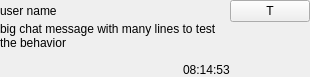
Before: the Qt Designer form src/Common/gui/ChatMessagePanel.ui in elieserdejesus/JamTaba, drawn with Qt 5.
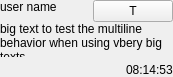
After: the same form once the commit is applied.

Commit message:
Moving chat manual test to tests/manual
improving chat messages layout

fixing

Chat layout backing to rectangle

Diff of the .ui file:
```diff
--- a/src/Common/gui/ChatMessagePanel.ui
+++ b/src/Common/gui/ChatMessagePanel.ui
@@ -6,7 +6,7 @@
    <rect>
     <x>0</x>
     <y>0</y>
-    <width>310</width>
+    <width>173</width>
     <height>77</height>
    </rect>
   </property>
@@ -19,10 +19,10 @@
   <property name="windowTitle">
    <string notr="true"/>
   </property>
-  <property name="autoFillBackground">
-   <bool>false</bool>
-  </property>
-  <layout class="QGridLayout" name="gridLayout">
+  <layout class="QVBoxLayout" name="verticalLayout" stretch="0,1,0">
+   <property name="spacing">
+    <number>0</number>
+   </property>
    <property name="sizeConstraint">
     <enum>QLayout::SetDefaultConstraint</enum>
    </property>
@@ -38,92 +38,13 @@
    <property name="bottomMargin">
     <number>0</number>
    </property>
-   <property name="spacing">
-    <number>0</number>
-   </property>
-   <item row="1" column="0">
-    <layout class="QHBoxLayout" name="horizontalLayout" stretch="0">
-     <property name="spacing">
-      <number>0</number>
-     </property>
      <item>
-      <widget class="QWidget" name="messageContent" native="true">
-       <property name="sizePolicy">
-        <sizepolicy hsizetype="Preferred" vsizetype="Preferred">
-         <horstretch>1</horstretch>
-         <verstretch>1</verstretch>
-        </sizepolicy>
-       </property>
-       <layout class="QVBoxLayout" name="verticalLayout_2" stretch="1,0">
-        <property name="spacing">
-         <number>0</number>
-        </property>
-        <property name="leftMargin">
-         <number>0</number>
-        </property>
-        <property name="topMargin">
-         <number>0</number>
-        </property>
-        <property name="rightMargin">
-         <number>0</number>
-        </property>
-        <property name="bottomMargin">
-         <number>0</number>
-        </property>
+    <layout class="QHBoxLayout" name="horizontalLayout_2">
         <item>
-         <widget class="QLabel" name="labelMessage">
-          <property name="sizePolicy">
-           <sizepolicy hsizetype="Preferred" vsizetype="Preferred">
-            <horstretch>1</horstretch>
-            <verstretch>1</verstretch>
-           </sizepolicy>
-          </property>
-          <property name="text">
-           <string notr="true">big chat message with many lines to test the behavior</string>
-          </property>
-          <property name="textFormat">
-           <enum>Qt::RichText</enum>
-          </property>
-          <property name="scaledContents">
-           <bool>false</bool>
-          </property>
-          <property name="alignment">
-           <set>Qt::AlignLeading|Qt::AlignLeft|Qt::AlignTop</set>
-          </property>
-          <property name="wordWrap">
-           <bool>true</bool>
-          </property>
-          <property name="openExternalLinks">
-           <bool>true</bool>
-          </property>
-          <property name="textInteractionFlags">
-           <set>Qt::LinksAccessibleByKeyboard|Qt::LinksAccessibleByMouse|Qt::TextBrowserInteraction|Qt::TextSelectableByKeyboard|Qt::TextSelectableByMouse</set>
-          </property>
-         </widget>
-        </item>
-        <item alignment="Qt::AlignRight">
-         <widget class="QLabel" name="labelTimeStamp">
-          <property name="sizePolicy">
-           <sizepolicy hsizetype="Maximum" vsizetype="Maximum">
-            <horstretch>0</horstretch>
-            <verstretch>0</verstretch>
-           </sizepolicy>
-          </property>
-          <property name="text">
-           <string notr="true">08:14:53</string>
-          </property>
-         </widget>
-        </item>
-       </layout>
-      </widget>
-     </item>
-    </layout>
-   </item>
-   <item row="0" column="0">
     <widget class="QLabel" name="labelUserName">
      <property name="sizePolicy">
-      <sizepolicy hsizetype="MinimumExpanding" vsizetype="Maximum">
-       <horstretch>0</horstretch>
+        <sizepolicy hsizetype="Preferred" vsizetype="Preferred">
+         <horstretch>1</horstretch>
        <verstretch>0</verstretch>
       </sizepolicy>
      </property>
@@ -144,14 +65,8 @@
      </property>
     </widget>
    </item>
-   <item row="0" column="1" alignment="Qt::AlignLeft|Qt::AlignTop">
+     <item>
     <widget class="QPushButton" name="translateButton">
-     <property name="sizePolicy">
-      <sizepolicy hsizetype="Preferred" vsizetype="Fixed">
-       <horstretch>0</horstretch>
-       <verstretch>0</verstretch>
-      </sizepolicy>
-     </property>
      <property name="toolTip">
       <string>translate ...</string>
      </property>
@@ -163,18 +78,56 @@
      </property>
     </widget>
    </item>
-   <item row="1" column="1">
-    <spacer name="verticalSpacer">
+    </layout>
+   </item>
+   <item>
+    <widget class="QLabel" name="labelMessage">
+     <property name="text">
+      <string notr="true">big text to test the multiline behavior when using vbery big texts</string>
+     </property>
+     <property name="textFormat">
+      <enum>Qt::AutoText</enum>
+     </property>
+     <property name="scaledContents">
+      <bool>false</bool>
+     </property>
+     <property name="alignment">
+      <set>Qt::AlignLeading|Qt::AlignLeft|Qt::AlignTop</set>
+     </property>
+     <property name="wordWrap">
+      <bool>true</bool>
+     </property>
+     <property name="openExternalLinks">
+      <bool>true</bool>
+     </property>
+     <property name="textInteractionFlags">
+      <set>Qt::LinksAccessibleByKeyboard|Qt::LinksAccessibleByMouse|Qt::TextBrowserInteraction|Qt::TextSelectableByKeyboard|Qt::TextSelectableByMouse</set>
+     </property>
+    </widget>
+   </item>
+   <item>
+    <layout class="QHBoxLayout" name="horizontalLayout">
+     <item>
+      <spacer name="horizontalSpacer">
      <property name="orientation">
-      <enum>Qt::Vertical</enum>
+        <enum>Qt::Horizontal</enum>
      </property>
      <property name="sizeHint" stdset="0">
       <size>
-       <width>0</width>
-       <height>0</height>
+         <width>40</width>
+         <height>20</height>
       </size>
      </property>
     </spacer>
+     </item>
+     <item alignment="Qt::AlignBottom">
+      <widget class="QLabel" name="labelTimeStamp">
+       <property name="text">
+        <string notr="true">08:14:53</string>
+       </property>
+      </widget>
+     </item>
+    </layout>
    </item>
   </layout>
  </widget>
```
Lines whose indentation alone changed are shown as unchanged. The commit also changes 8 other files.
